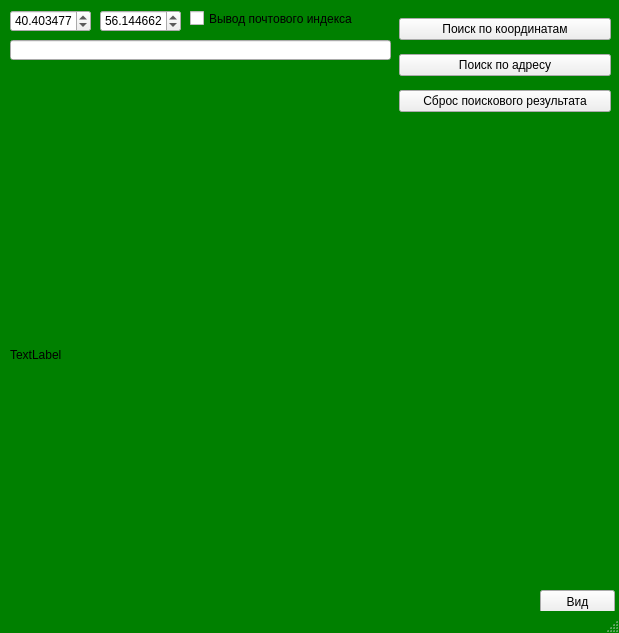
This is YandexMap.ui in sirvonRIGOLCH4/APIYandexMAP as Qt 5 draws it before an edit. The edited form follows.
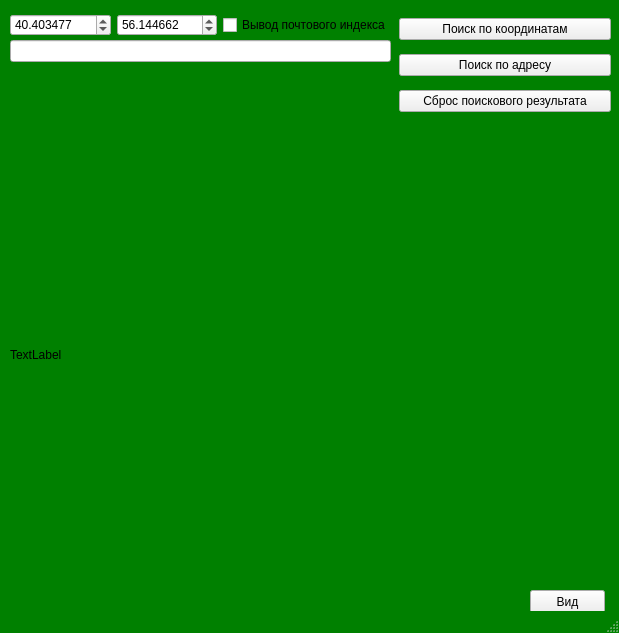
This is the edited form.

```diff
--- a/YandexMap.ui
+++ b/YandexMap.ui
@@ -33,7 +33,7 @@
    <widget class="QPushButton" name="pushButton_2">
     <property name="geometry">
      <rect>
-      <x>540</x>
+      <x>530</x>
       <y>590</y>
       <width>75</width>
       <height>23</height>
@@ -43,77 +43,6 @@
      <string>Вид</string>
     </property>
    </widget>
-   <widget class="QDoubleSpinBox" name="doubleSpinBox">
-    <property name="geometry">
-     <rect>
-      <x>10</x>
-      <y>10</y>
-      <width>81</width>
-      <height>22</height>
-     </rect>
-    </property>
-    <property name="decimals">
-     <number>6</number>
-    </property>
-    <property name="singleStep">
-     <double>0.010000000000000</double>
-    </property>
-    <property name="value">
-     <double>40.403477000000002</double>
-    </property>
-   </widget>
-   <widget class="QDoubleSpinBox" name="doubleSpinBox_2">
-    <property name="geometry">
-     <rect>
-      <x>100</x>
-      <y>10</y>
-      <width>81</width>
-      <height>22</height>
-     </rect>
-    </property>
-    <property name="decimals">
-     <number>6</number>
-    </property>
-    <property name="singleStep">
-     <double>0.010000000000000</double>
-    </property>
-    <property name="value">
-     <double>56.144661999999997</double>
-    </property>
-   </widget>
-   <widget class="QLineEdit" name="lineEdit">
-    <property name="geometry">
-     <rect>
-      <x>10</x>
-      <y>40</y>
-      <width>381</width>
-      <height>20</height>
-     </rect>
-    </property>
-    <property name="placeholderText">
-     <string/>
-    </property>
-   </widget>
-   <widget class="QLabel" name="label_2">
-    <property name="geometry">
-     <rect>
-      <x>10</x>
-      <y>80</y>
-      <width>381</width>
-      <height>16</height>
-     </rect>
-    </property>
-    <property name="font">
-     <font>
-      <pointsize>10</pointsize>
-      <weight>75</weight>
-      <bold>true</bold>
-     </font>
-    </property>
-    <property name="text">
-     <string/>
-    </property>
-   </widget>
    <widget class="QWidget" name="verticalLayoutWidget">
     <property name="geometry">
      <rect>
@@ -147,18 +76,97 @@
      </item>
     </layout>
    </widget>
-   <widget class="QCheckBox" name="checkBox">
+   <widget class="QWidget" name="verticalLayoutWidget_2">
     <property name="geometry">
      <rect>
-      <x>190</x>
+      <x>10</x>
+      <y>40</y>
+      <width>381</width>
+      <height>80</height>
+     </rect>
+    </property>
+    <layout class="QVBoxLayout" name="verticalLayout_2">
+     <item>
+      <widget class="QLineEdit" name="lineEdit">
+       <property name="placeholderText">
+        <string/>
+       </property>
+      </widget>
+     </item>
+     <item>
+      <widget class="QLabel" name="label_2">
+       <property name="font">
+        <font>
+         <pointsize>10</pointsize>
+         <weight>75</weight>
+         <bold>true</bold>
+        </font>
+       </property>
+       <property name="text">
+        <string/>
+       </property>
+      </widget>
+     </item>
+     <item>
+      <widget class="QLabel" name="label_3">
+       <property name="font">
+        <font>
+         <pointsize>10</pointsize>
+         <weight>75</weight>
+         <bold>true</bold>
+        </font>
+       </property>
+       <property name="text">
+        <string/>
+       </property>
+      </widget>
+     </item>
+    </layout>
+   </widget>
+   <widget class="QWidget" name="horizontalLayoutWidget">
+    <property name="geometry">
+     <rect>
+      <x>10</x>
       <y>10</y>
-      <width>210</width>
-      <height>17</height>
+      <width>381</width>
+      <height>31</height>
      </rect>
     </property>
-    <property name="text">
-     <string>Вывод почтового индекса</string>
-    </property>
+    <layout class="QHBoxLayout" name="horizontalLayout">
+     <item>
+      <widget class="QDoubleSpinBox" name="doubleSpinBox">
+       <property name="decimals">
+        <number>6</number>
+       </property>
+       <property name="singleStep">
+        <double>0.010000000000000</double>
+       </property>
+       <property name="value">
+        <double>40.403477000000002</double>
+       </property>
+      </widget>
+     </item>
+     <item>
+      <widget class="QDoubleSpinBox" name="doubleSpinBox_2">
+       <property name="decimals">
+        <number>6</number>
+       </property>
+       <property name="singleStep">
+        <double>0.010000000000000</double>
+       </property>
+       <property name="value">
+        <double>56.144661999999997</double>
+       </property>
+      </widget>
+     </item>
+     <item>
+      <widget class="QCheckBox" name="checkBox">
+       <property name="text">
+        <string>Вывод почтового индекса</string>
+       </property>
+      </widget>
+     </item>
+    </layout>
    </widget>
   </widget>
   <widget class="QStatusBar" name="statusbar"/>
```
